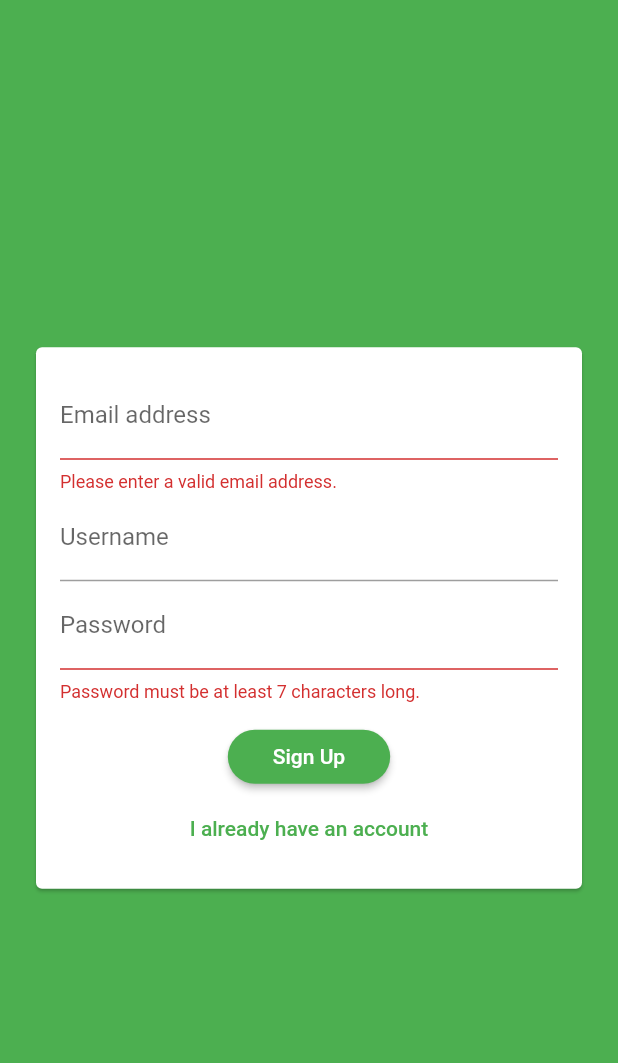
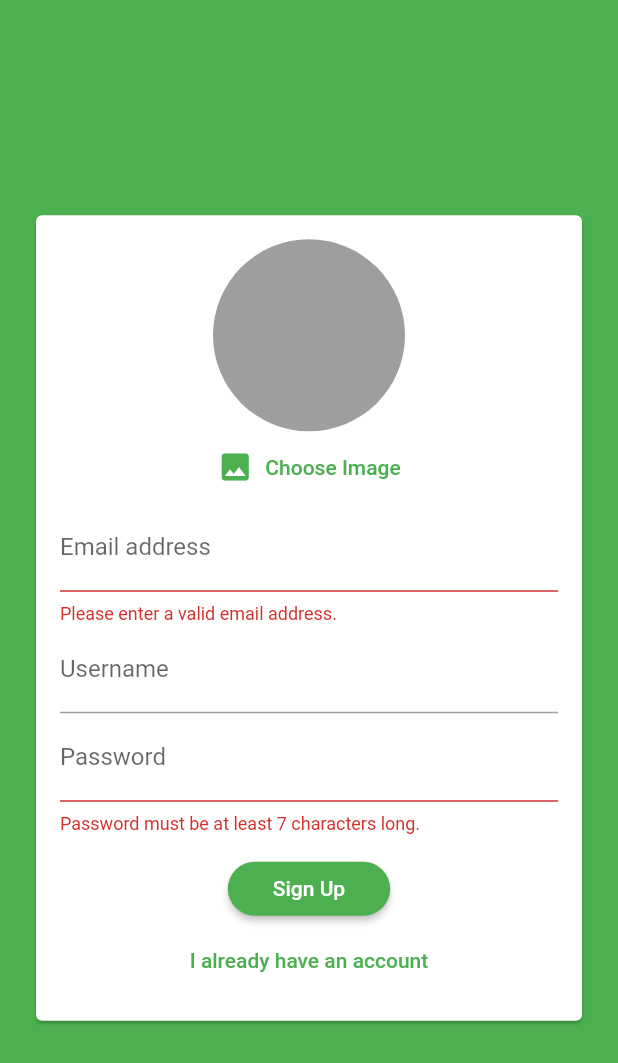
Before and after one commit to jepriana/j_chat, a Flutter app: the screen it shows after launch, after a tap on "Login", after a tap on "Create new account", on a phone screen of 412 x 824 dp. Shown: the top 1063 px of the screen. Run offline on Flutter 3.47's test engine with Material 2 defaults, Android fonts, the light colour scheme and no system bars; our stand-ins replace cloud_firestore, firebase_auth, firebase_core, firebase_storage, flutter_dotenv, image_picker; accounts and stored records are empty.

Commit message:
Adding upload image profile during sign up

```diff
--- a/lib/screens/auth_screen.dart
+++ b/lib/screens/auth_screen.dart
@@ -1,5 +1,8 @@
+import 'dart:io';
+
 import 'package:cloud_firestore/cloud_firestore.dart';
 import 'package:firebase_auth/firebase_auth.dart';
+import 'package:firebase_storage/firebase_storage.dart';
 import 'package:flutter/material.dart';
 import 'package:flutter/services.dart';
 import 'package:j_chat/widgets/auth/auth_form.dart';
@@ -19,6 +22,7 @@ class _AuthScreenState extends State<AuthScreen> {
     String email,
     String password,
     String username,
+    File? image,
     bool isLogin,
     BuildContext ctx,
   ) async {
@@ -38,6 +42,17 @@ class _AuthScreenState extends State<AuthScreen> {
           password: password,
         );
       }
+
+      // store image for sign up
+      final ref = FirebaseStorage.instance
+          .ref()
+          .child('user_image')
+          .child(userCredential.user!.uid + 'jpg');
+
+      await ref.putFile(image!);
+
+      final imageUrl = await ref.getDownloadURL();
+
       await FirebaseFirestore.instance
           .collection('users')
           .doc(userCredential.user!.uid)
@@ -45,6 +60,7 @@ class _AuthScreenState extends State<AuthScreen> {
         {
           'username': username,
           'email': email,
+          'image_url': imageUrl,
         },
       );
     } on PlatformException catch (err) {
--- a/lib/widgets/auth/auth_form.dart
+++ b/lib/widgets/auth/auth_form.dart
@@ -1,10 +1,14 @@
+import 'dart:io';
+
 import 'package:flutter/material.dart';
+import '../pickers/user_image_picker.dart';
 
 class AuthForm extends StatefulWidget {
   final Function(
     String email,
     String password,
     String username,
+    File? image,
     bool isLogin,
     BuildContext ctx,
   ) submitForm;
@@ -22,6 +26,11 @@ class _AuthFormState extends State<AuthForm> {
   var _userEmail = '';
   var _userName = '';
   var _userPassword = '';
+  File? _userImageFile;
+
+  void _pickedImage(File image) {
+    _userImageFile = image;
+  }
 
   void _trySubmit() {
     final isValid = _formKey.currentState != null
@@ -29,12 +38,24 @@ class _AuthFormState extends State<AuthForm> {
         : false;
     FocusScope.of(context).unfocus();
 
+    if (_userImageFile == null && !_isLogin) {
+      ScaffoldMessenger.of(context).showSnackBar(
+        SnackBar(
+          content: Text(
+            'Please pick an image',
+          ),
+        ),
+      );
+      return;
+    }
+
     if (isValid) {
       _formKey.currentState!.save();
       widget.submitForm(
         _userEmail.trim(),
         _userPassword.trim(),
         _userName.trim(),
+        _userImageFile,
         _isLogin,
         context,
       );
@@ -54,6 +75,7 @@ class _AuthFormState extends State<AuthForm> {
               child: Column(
                 mainAxisSize: MainAxisSize.min,
                 children: [
+                  if (!_isLogin) UserImagePicker(_pickedImage),
                   TextFormField(
                     key: ValueKey('email'),
                     validator: (value) {
--- /dev/null
+++ b/lib/widgets/pickers/user_image_picker.dart
@@ -0,0 +1,51 @@
+import 'dart:io';
+
+import 'package:flutter/material.dart';
+import 'package:image_picker/image_picker.dart';
+
+class UserImagePicker extends StatefulWidget {
+  final Function(File pickedImage) imagePickFn;
+  UserImagePicker(this.imagePickFn, {Key? key}) : super(key: key);
+
+  @override
+  State<UserImagePicker> createState() => _UserImagePickerState();
+}
+
+class _UserImagePickerState extends State<UserImagePicker> {
+  File? _pickedImage;
+
+  void _pickImage() async {
+    final picker = ImagePicker();
+    final pickedImage = await picker.pickImage(
+      source: ImageSource.camera,
+      imageQuality: 50,
+      maxWidth: 256,
+    );
+    if (pickedImage != null) {
+      final pickedImageFile = File(pickedImage.path);
+      setState(() {
+        _pickedImage = pickedImageFile;
+      });
+      widget.imagePickFn(_pickedImage!);
+    }
+  }
+
+  @override
+  Widget build(BuildContext context) {
+    return Column(
+      children: [
+        CircleAvatar(
+          radius: 64,
+          backgroundColor: Colors.grey,
+          backgroundImage:
+              _pickedImage != null ? FileImage(_pickedImage!) : null,
+        ),
+        TextButton.icon(
+          onPressed: _pickImage,
+          icon: Icon(Icons.image),
+          label: Text('Choose Image'),
+        ),
+      ],
+    );
+  }
+}
--- a/pubspec.yaml
+++ b/pubspec.yaml
@@ -33,6 +33,8 @@ dependencies:
   firebase_analytics: ^8.3.1
   firebase_auth: ^3.1.3
   flutter_dotenv: ^5.0.2
+  image_picker: ^0.8.4+5
+  firebase_storage: ^10.2.6
 
 dev_dependencies:
   flutter_test:
```
Also changed, not shown: lib/screens/chat_screen.dart (+2 -13 lines), lib/widgets/chat/message_bubble.dart (added, +64 -0 lines), lib/widgets/chat/messages.dart (+26 -2 lines), lib/widgets/chat/new_message.dart (+45 -0 lines), pubspec.lock, 1 other file.
